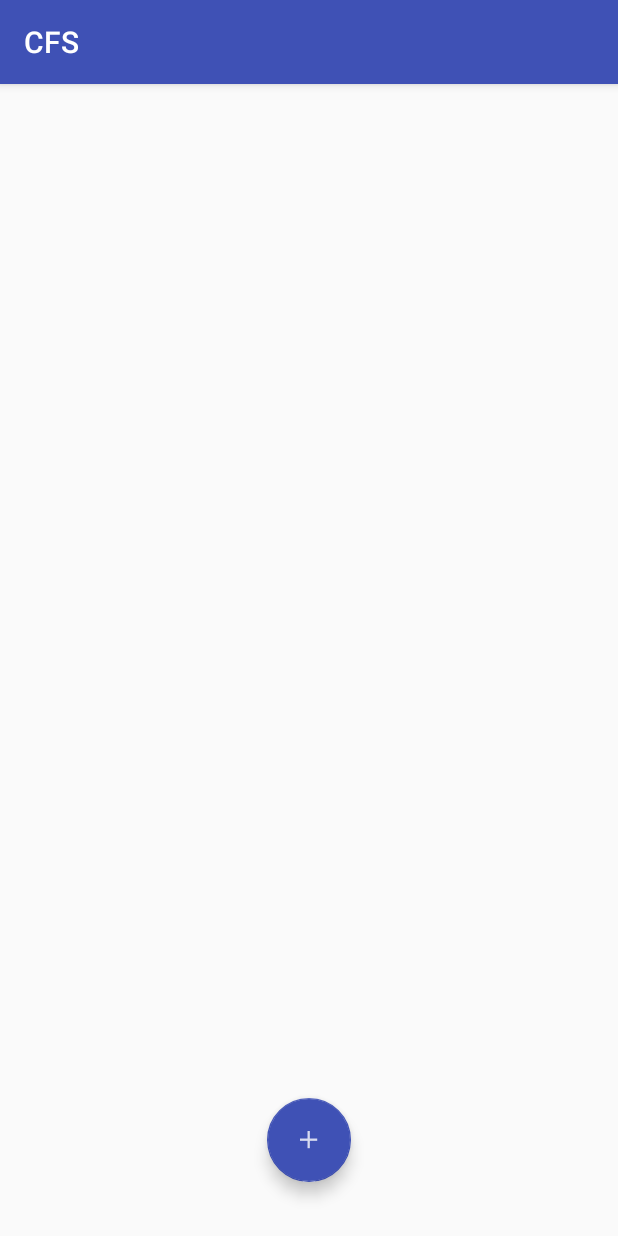
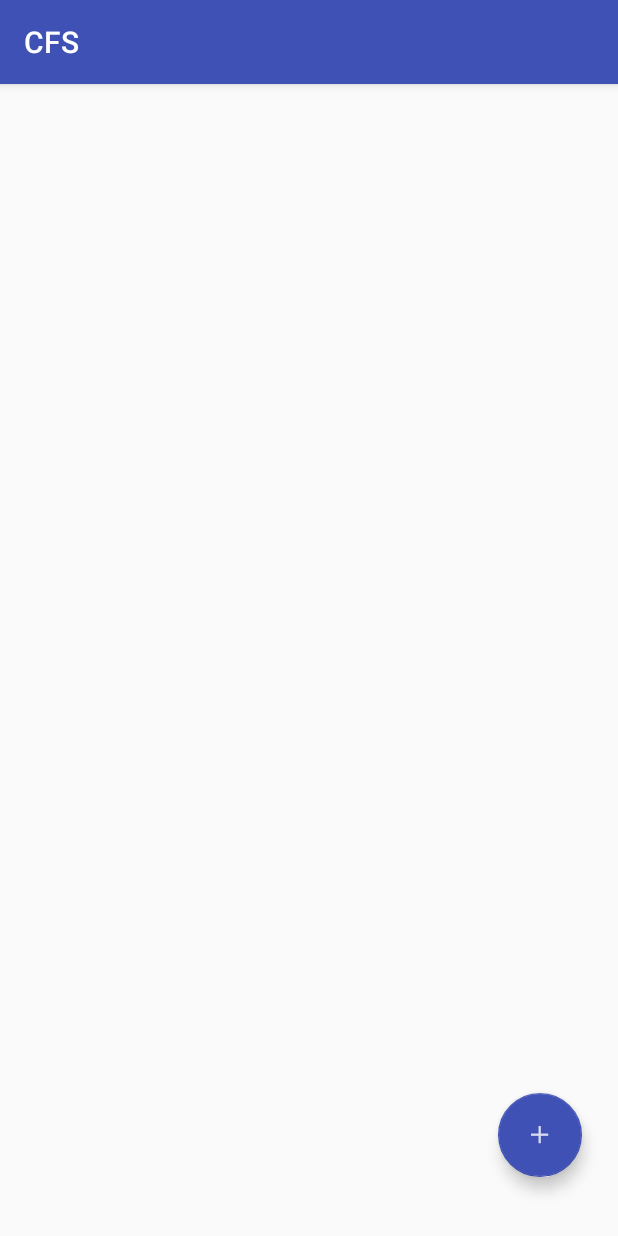
Before and after one commit to GeorgePavlidis/ImageCFS, an Android app: the screen it shows after launch (StartFragment), after a tap on an icon or button, on a phone screen of 412 x 824 dp. Run offline under Robolectric (Android 15) with nearby library versions, the phone set to English and light mode, and no system bars.

Commit message:
18-dec-17 TABS

```diff
--- a/app/src/main/java/uom/gr/imagecfs/MainActivity.java
+++ b/app/src/main/java/uom/gr/imagecfs/MainActivity.java
@@ -1,10 +1,13 @@
 package uom.gr.imagecfs;
 
 import android.content.Intent;
+import android.net.Uri;
 import android.support.v7.app.AppCompatActivity;
 import android.os.Bundle;
 
 public class MainActivity extends AppCompatActivity {
+
+
 
     @Override
     protected void onCreate(Bundle savedInstanceState) {
--- a/app/src/main/res/layout/activity_start.xml
+++ b/app/src/main/res/layout/activity_start.xml
@@ -38,47 +38,6 @@
 
         />
 
-    <android.support.design.widget.FloatingActionButton
-        android:layout_width="wrap_content"
-        android:layout_height="wrap_content"
-        android:layout_gravity="center_horizontal|bottom"
-        android:scaleType="center"
-        android:layout_marginBottom="20dp"
-        android:src="@drawable/ic_action_name"
-        android:elevation="6dp"
-        android:transitionName="fab"
-        android:id="@+id/fabMain"
-        app:backgroundTint="@color/fab1"
-        />
-    <android.support.design.widget.FloatingActionButton
-        android:layout_width="wrap_content"
-        android:layout_height="wrap_content"
-        android:layout_gravity="center|bottom"
-        android:layout_marginRight="100dp"
-        android:scaleType="center"
-        android:layout_marginBottom="80dp"
-        android:src="@drawable/ic_camera"
-        android:elevation="6dp"
-        android:id="@+id/fab_camera"
-        app:backgroundTint="@color/fab2"
-        android:visibility="invisible"
-        />
-
-
-
-    <android.support.design.widget.FloatingActionButton
-        android:layout_width="wrap_content"
-        android:layout_height="wrap_content"
-        android:layout_gravity="center|bottom"
-        android:layout_marginLeft="100dp"
-        android:scaleType="center"
-        android:layout_marginBottom="80dp"
-        android:src="@drawable/ic_gallery"
-        android:elevation="6dp"
-        android:id="@+id/fab_gallery"
-        app:backgroundTint="@color/fab2"
-        android:visibility="invisible"
-
-        />
+    <include layout="@layout/fab_buttons" />
 
 </android.support.design.widget.CoordinatorLayout>
--- /dev/null
+++ b/app/src/main/res/layout/fab_buttons.xml
@@ -0,0 +1,52 @@
+<?xml version="1.0" encoding="utf-8"?>
+<android.support.design.widget.CoordinatorLayout
+    xmlns:android="http://schemas.android.com/apk/res/android"
+    xmlns:app="http://schemas.android.com/apk/res-auto"
+    xmlns:tools="http://schemas.android.com/tools"
+    android:layout_width="match_parent"
+    android:layout_height="match_parent">
+
+        <android.support.design.widget.FloatingActionButton
+            android:layout_width="wrap_content"
+            android:layout_height="wrap_content"
+            android:layout_gravity="right|bottom"
+            android:scaleType="center"
+            android:layout_marginBottom="@dimen/fab_margin"
+            android:layout_marginRight="@dimen/fab_margin_right"
+            android:src="@drawable/ic_action_name"
+            android:elevation="6dp"
+            android:transitionName="fab"
+            android:id="@+id/fabMain"
+            app:backgroundTint="@color/fab1"
+            />
+
+        <android.support.design.widget.FloatingActionButton
+        android:layout_width="wrap_content"
+        android:layout_height="wrap_content"
+        android:layout_gravity="right|bottom"
+        android:layout_marginRight="@dimen/fab_margin_right"
+        android:scaleType="center"
+        android:layout_marginBottom="@dimen/fab_margin_1"
+        android:src="@drawable/ic_camera"
+        android:elevation="6dp"
+        android:id="@+id/fab_camera"
+        app:backgroundTint="@color/fab2"
+        android:visibility="invisible"
+            />
+
+
+
+        <android.support.design.widget.FloatingActionButton
+        android:layout_width="wrap_content"
+        android:layout_height="wrap_content"
+        android:layout_gravity="right|bottom"
+        android:layout_marginRight="@dimen/fab_margin_right"
+        android:scaleType="center"
+        android:layout_marginBottom="@dimen/fab_margin_2"
+        android:src="@drawable/ic_gallery"
+        android:elevation="6dp"
+        android:id="@+id/fab_gallery"
+        app:backgroundTint="@color/fab2"
+        android:visibility="invisible"
+            />
+</android.support.design.widget.CoordinatorLayout>
--- a/app/src/main/res/menu/menu_ctivity.xml
+++ b/app/src/main/res/menu/menu_ctivity.xml
@@ -5,6 +5,6 @@
     <item
         android:id="@+id/action_settings"
         android:orderInCategory="100"
-        android:title="@string/action_settings"
+        android:title="1"
         app:showAsAction="never" />
 </menu>
--- a/app/src/main/res/menu/menu_ivity.xml
+++ b/app/src/main/res/menu/menu_ivity.xml
@@ -5,6 +5,6 @@
     <item
         android:id="@+id/action_settings"
         android:orderInCategory="100"
-        android:title="@string/action_settings"
+        android:title="3"
         app:showAsAction="never" />
 </menu>
--- a/app/src/main/res/menu/menu_main2.xml
+++ b/app/src/main/res/menu/menu_main2.xml
@@ -5,6 +5,6 @@
     <item
         android:id="@+id/action_settings"
         android:orderInCategory="100"
-        android:title="@string/action_settings"
+        android:title="4"
         app:showAsAction="never" />
 </menu>
--- a/app/src/main/res/values/dimens.xml
+++ b/app/src/main/res/values/dimens.xml
@@ -4,8 +4,11 @@
     <dimen name="activity_vertical_margin">16dp</dimen>
     <dimen name="fab_margin_right">12dp</dimen>
     <dimen name="app_bar_height">500dp</dimen>
-    <dimen name="fab_margin">16dp</dimen>
+    <dimen name="fab_margin">23dp</dimen>
+    <dimen name="fab_margin_1">93dp</dimen>
+    <dimen name="fab_margin_2">163dp</dimen>
     <dimen name="text_margin">16dp</dimen>
     <dimen name="appbar_padding_top">8dp</dimen>
 
+
 </resources>
--- a/app/src/main/res/values/strings.xml
+++ b/app/src/main/res/values/strings.xml
@@ -14,7 +14,5 @@
     <string name="tab_text_2">Tab 2</string>
     <string name="tab_text_3">Tab 3</string>
     <string name="section_format">Hello World from section: %1$d</string>
-    <string name="title_activity_main3">Main3Activity</string>
-    <string name="title_activity_ctivity">ctivity</string>
-    <string name="title_activity_ivity">ivity</string>
+
 </resources>
```
Also changed, not shown: app/src/main/AndroidManifest.xml (+10 -7 lines), app/src/main/java/uom/gr/imagecfs/DetailsActivity.java (+105 -21 lines), app/src/main/java/uom/gr/imagecfs/FetchResponseTask.java (+6 -7 lines), app/src/main/java/uom/gr/imagecfs/ImageFullScreen.java (added, +23 -0 lines), app/src/main/java/uom/gr/imagecfs/StartFragment.java (+5 -4 lines), app/src/main/java/uom/gr/imagecfs/TouchImageView.java (added, +336 -0 lines), app/src/main/res/layout/activity_detail_.xml (+9 -16 lines), app/src/main/res/menu/menu_detail_.xml (deleted, +0 -10 lines), app/src/main/res/menu/menu_details.xml (added, +12 -0 lines), app/src/main/res/menu/menu_main3.xml (deleted, +0 -10 lines).
